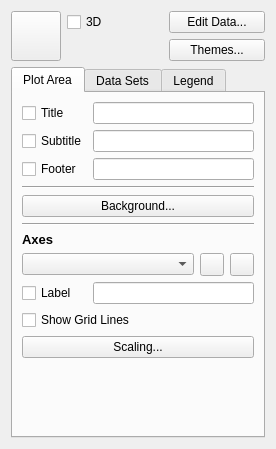
The window that kchart/shape/ChartConfigWidget.ui (KDE/koffice-chartingshape) describes before a commit, drawn with Qt 5.
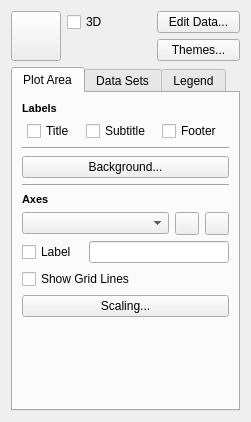
The same window after the commit. The open tabs and pages were chosen to show the change. Icons and pictures are not drawn. Custom widgets are drawn as their Qt base class.

Commit message: After committing only the dummy files of the new classes, this commit integrates the new API into KChart.

The edit to the form file:
```diff
--- a/kchart/shape/ChartConfigWidget.ui
+++ b/kchart/shape/ChartConfigWidget.ui
@@ -6,8 +6,8 @@
    <rect>
     <x>0</x>
     <y>0</y>
-    <width>276</width>
-    <height>449</height>
+    <width>251</width>
+    <height>422</height>
    </rect>
   </property>
   <layout class="QGridLayout" >
@@ -81,131 +81,68 @@
       <number>0</number>
      </property>
      <widget class="QWidget" name="tab" >
+      <property name="geometry" >
+       <rect>
+        <x>0</x>
+        <y>0</y>
+        <width>231</width>
+        <height>306</height>
+       </rect>
+      </property>
       <attribute name="title" >
        <string>Plot Area</string>
       </attribute>
       <layout class="QGridLayout" >
-       <item row="0" column="0" >
-        <widget class="QCheckBox" name="checkBox" >
-         <property name="sizePolicy" >
-          <sizepolicy vsizetype="Fixed" hsizetype="Fixed" >
-           <horstretch>0</horstretch>
-           <verstretch>0</verstretch>
-          </sizepolicy>
-         </property>
-         <property name="text" >
-          <string>Title</string>
-         </property>
-        </widget>
-       </item>
-       <item row="0" column="1" colspan="3" >
-        <widget class="QLineEdit" name="lineEdit" />
-       </item>
-       <item row="1" column="0" >
-        <widget class="QCheckBox" name="checkBox_2" >
-         <property name="sizePolicy" >
-          <sizepolicy vsizetype="Fixed" hsizetype="Fixed" >
-           <horstretch>0</horstretch>
-           <verstretch>0</verstretch>
-          </sizepolicy>
-         </property>
-         <property name="text" >
-          <string>Subtitle</string>
-         </property>
-        </widget>
-       </item>
-       <item row="1" column="1" colspan="3" >
-        <widget class="QLineEdit" name="lineEdit_2" />
-       </item>
-       <item row="2" column="0" >
-        <widget class="QCheckBox" name="checkBox_3" >
-         <property name="sizePolicy" >
-          <sizepolicy vsizetype="Fixed" hsizetype="Fixed" >
-           <horstretch>0</horstretch>
-           <verstretch>0</verstretch>
-          </sizepolicy>
-         </property>
-         <property name="text" >
-          <string>Footer</string>
-         </property>
-        </widget>
-       </item>
-       <item row="2" column="1" colspan="3" >
-        <widget class="QLineEdit" name="lineEdit_3" />
-       </item>
-       <item row="3" column="0" colspan="4" >
-        <widget class="Line" name="line_3" >
-         <property name="orientation" >
-          <enum>Qt::Horizontal</enum>
-         </property>
-        </widget>
-       </item>
-       <item row="4" column="0" colspan="4" >
+       <item row="3" column="0" colspan="5" >
         <widget class="QPushButton" name="pushButton_4" >
          <property name="text" >
           <string>Background...</string>
          </property>
         </widget>
        </item>
-       <item row="5" column="0" colspan="4" >
+       <item row="4" column="0" colspan="5" >
         <widget class="Line" name="line_2" >
          <property name="orientation" >
           <enum>Qt::Horizontal</enum>
          </property>
         </widget>
        </item>
-       <item row="6" column="0" >
+       <item row="5" column="0" >
         <widget class="QLabel" name="label_2" >
          <property name="text" >
-          <string>&lt;html>&lt;head>&lt;meta name="qrichtext" content="1" />&lt;style type="text/css">
+          <string>&lt;!DOCTYPE HTML PUBLIC "-//W3C//DTD HTML 4.0//EN" "http://www.w3.org/TR/REC-html40/strict.dtd">
+&lt;html>&lt;head>&lt;meta name="qrichtext" content="1" />&lt;style type="text/css">
 p, li { white-space: pre-wrap; }
 &lt;/style>&lt;/head>&lt;body style=" font-family:'Sans Serif'; font-size:10pt; font-weight:400; font-style:normal;">
-&lt;p style=" margin-top:0px; margin-bottom:0px; margin-left:0px; margin-right:0px; -qt-block-indent:0; text-indent:0px;">&lt;span style=" font-weight:600;">Axes&lt;/span>&lt;/p>&lt;/body>&lt;/html></string>
+&lt;p style=" margin-top:0px; margin-bottom:0px; margin-left:0px; margin-right:0px; -qt-block-indent:0; text-indent:0px;">&lt;span style=" font-size:8pt; font-weight:600;">Axes&lt;/span>&lt;/p>&lt;/body>&lt;/html></string>
          </property>
         </widget>
        </item>
-       <item row="7" column="0" colspan="2" >
+       <item row="6" column="0" colspan="3" >
         <widget class="QComboBox" name="axes" />
        </item>
-       <item row="7" column="2" >
-        <widget class="QToolButton" name="addAxis" >
-         <property name="text" >
-          <string/>
-         </property>
-        </widget>
-       </item>
-       <item row="7" column="3" >
-        <widget class="QToolButton" name="removeAxis" >
-         <property name="text" >
-          <string/>
-         </property>
-        </widget>
-       </item>
-       <item row="8" column="0" >
+       <item row="7" column="0" >
         <widget class="QCheckBox" name="axisShowTitle" >
          <property name="text" >
           <string>Label</string>
          </property>
         </widget>
        </item>
-       <item row="8" column="1" colspan="3" >
-        <widget class="QLineEdit" name="axisTitle" />
-       </item>
-       <item row="9" column="0" colspan="4" >
+       <item row="8" column="0" colspan="5" >
         <widget class="QCheckBox" name="axisShowGridLines" >
          <property name="text" >
           <string>Show Grid Lines</string>
          </property>
         </widget>
        </item>
-       <item row="10" column="0" colspan="4" >
+       <item row="9" column="0" colspan="5" >
         <widget class="QPushButton" name="axisScalingButton" >
          <property name="text" >
           <string>Scaling...</string>
          </property>
         </widget>
        </item>
-       <item row="11" column="0" >
+       <item row="10" column="0" >
         <spacer>
          <property name="orientation" >
           <enum>Qt::Vertical</enum>
@@ -218,6 +155,84 @@
          </property>
         </spacer>
        </item>
+       <item row="6" column="3" >
+        <widget class="QToolButton" name="addAxis" >
+         <property name="text" >
+          <string/>
+         </property>
+        </widget>
+       </item>
+       <item row="6" column="4" >
+        <widget class="QToolButton" name="removeAxis" >
+         <property name="text" >
+          <string/>
+         </property>
+        </widget>
+       </item>
+       <item row="2" column="0" colspan="5" >
+        <widget class="Line" name="line_3" >
+         <property name="orientation" >
+          <enum>Qt::Horizontal</enum>
+         </property>
+        </widget>
+       </item>
+       <item row="0" column="0" >
+        <widget class="QLabel" name="label_4" >
+         <property name="text" >
+          <string>&lt;!DOCTYPE HTML PUBLIC "-//W3C//DTD HTML 4.0//EN" "http://www.w3.org/TR/REC-html40/strict.dtd">
+&lt;html>&lt;head>&lt;meta name="qrichtext" content="1" />&lt;style type="text/css">
+p, li { white-space: pre-wrap; }
+&lt;/style>&lt;/head>&lt;body style=" font-family:'Sans Serif'; font-size:10pt; font-weight:400; font-style:normal;">
+&lt;p style=" margin-top:0px; margin-bottom:0px; margin-left:0px; margin-right:0px; -qt-block-indent:0; text-indent:0px; font-size:8pt;">&lt;span style=" font-weight:600;">Labels&lt;/span>&lt;/p>&lt;/body>&lt;/html></string>
+         </property>
+        </widget>
+       </item>
+       <item row="7" column="1" colspan="4" >
+        <widget class="QLineEdit" name="axisTitle" />
+       </item>
+       <item row="1" column="0" colspan="5" >
+        <layout class="QHBoxLayout" name="horizontalLayout" >
+         <item>
+          <widget class="QCheckBox" name="checkBox" >
+           <property name="sizePolicy" >
+            <sizepolicy vsizetype="Fixed" hsizetype="Fixed" >
+             <horstretch>0</horstretch>
+             <verstretch>0</verstretch>
+            </sizepolicy>
+           </property>
+           <property name="text" >
+            <string>Title</string>
+           </property>
+          </widget>
+         </item>
+         <item>
+          <widget class="QCheckBox" name="checkBox_2" >
+           <property name="sizePolicy" >
+            <sizepolicy vsizetype="Fixed" hsizetype="Fixed" >
+             <horstretch>0</horstretch>
+             <verstretch>0</verstretch>
+            </sizepolicy>
+           </property>
+           <property name="text" >
+            <string>Subtitle</string>
+           </property>
+          </widget>
+         </item>
+         <item>
+          <widget class="QCheckBox" name="checkBox_3" >
+           <property name="sizePolicy" >
+            <sizepolicy vsizetype="Fixed" hsizetype="Fixed" >
+             <horstretch>0</horstretch>
+             <verstretch>0</verstretch>
+            </sizepolicy>
+           </property>
+           <property name="text" >
+            <string>Footer</string>
+           </property>
+          </widget>
+         </item>
+        </layout>
+       </item>
       </layout>
      </widget>
      <widget class="QWidget" name="tab_2" >
```
Left out of the diff: 119 changed lines with no effect on the pictures. The commit also changes 32 other files.
